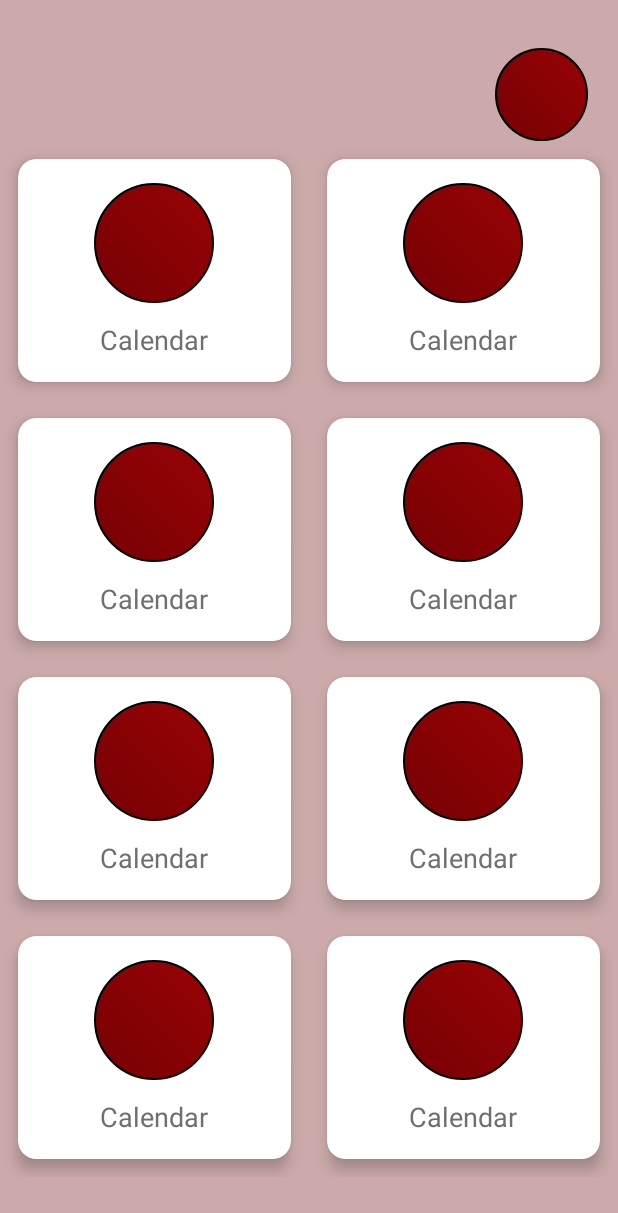
After one commit to Mobilki5sem/PolitechnikaLodzka-application, an Android app: the MainActivityBetter screen opened directly, with no data from a screen before it, on a phone screen of 412 x 824 dp. The commit adds this screen. Shown: the top 1213 px of the screen. Run offline under Robolectric (Android 15) with nearby library versions, the phone set to English and light mode, and no system bars.

Commit message:
Add new mainActivity for future improvements.

```diff
--- a/app/build.gradle
+++ b/app/build.gradle
@@ -22,7 +22,8 @@ android {
 
 dependencies {
     implementation fileTree(dir: 'libs', include: ['*.jar'])
-    implementation 'androidx.appcompat:appcompat:1.0.2'
+    implementation 'androidx.appcompat:appcompat:1.1.0'
+    implementation 'androidx.cardview:cardview:1.0.0'
     implementation 'androidx.constraintlayout:constraintlayout:1.1.3'
     testImplementation 'junit:junit:4.12'
     androidTestImplementation 'androidx.test:runner:1.1.1'
--- /dev/null
+++ b/app/src/main/java/com/team/szkielet/MainActivityBetter.java
@@ -0,0 +1,14 @@
+package com.team.szkielet;
+
+import androidx.appcompat.app.AppCompatActivity;
+
+import android.os.Bundle;
+
+public class MainActivityBetter extends AppCompatActivity {
+
+    @Override
+    protected void onCreate(Bundle savedInstanceState) {
+        super.onCreate(savedInstanceState);
+        setContentView(R.layout.activity_main_better);
+    }
+}
--- /dev/null
+++ b/app/src/main/res/layout/activity_main_better.xml
@@ -0,0 +1,282 @@
+<?xml version="1.0" encoding="utf-8"?>
+<ScrollView xmlns:android="http://schemas.android.com/apk/res/android"
+    xmlns:app="http://schemas.android.com/apk/res-auto"
+    xmlns:tools="http://schemas.android.com/tools"
+    android:layout_width="match_parent"
+    android:layout_height="match_parent"
+    tools:context=".MainActivityBetter"
+    android:background="@color/colorTest">
+
+    <LinearLayout
+        android:layout_width="match_parent"
+        android:layout_height="match_parent"
+        android:orientation="vertical">
+
+        <RelativeLayout
+            android:layout_width="match_parent"
+            android:layout_height="wrap_content"
+            android:layout_marginRight="20dp"
+            android:layout_marginLeft="20dp"
+            android:layout_marginTop="32dp">
+
+            <ImageView
+                android:layout_width="62dp"
+                android:layout_height="62dp"
+                android:layout_alignParentRight="true"
+                android:src="@drawable/my_button"></ImageView>
+
+        </RelativeLayout>
+
+        <GridLayout
+            android:layout_width="match_parent"
+            android:layout_height="wrap_content"
+            android:columnOrderPreserved="false"
+            android:alignmentMode="alignMargins"
+            android:columnCount="2"
+            android:rowCount="3">
+
+            <androidx.cardview.widget.CardView
+                android:layout_width="wrap_content"
+                android:layout_height="wrap_content"
+                android:layout_columnWeight="1"
+                android:layout_rowWeight="1"
+                app:cardElevation="6dp"
+                app:cardCornerRadius="12dp"
+                android:layout_margin="12dp"
+                android:background="@color/cardview_light_background">
+                <LinearLayout
+                    android:orientation="vertical"
+                    android:padding="16dp"
+                    android:gravity="center"
+                    android:layout_width="match_parent"
+                    android:layout_height="match_parent">
+
+                    <ImageView
+                        android:src="@drawable/my_button"
+                        android:layout_width="80dp"
+                        android:layout_height="80dp"></ImageView>
+                    <TextView
+                        android:layout_marginTop="12dp"
+                        android:textColor="#6F6F6F"
+                        android:textSize="18sp"
+                        android:text="Calendar"
+                        android:layout_width="wrap_content"
+                        android:layout_height="wrap_content"></TextView>
+                </LinearLayout>
+            </androidx.cardview.widget.CardView>
+
+            <androidx.cardview.widget.CardView
+                android:layout_width="wrap_content"
+                android:layout_height="wrap_content"
+                android:layout_columnWeight="1"
+                android:layout_rowWeight="1"
+                app:cardElevation="6dp"
+                app:cardCornerRadius="12dp"
+                android:layout_margin="12dp"
+                android:background="@color/cardview_light_background">
+                <LinearLayout
+                    android:orientation="vertical"
+                    android:padding="16dp"
+                    android:gravity="center"
+                    android:layout_width="match_parent"
+                    android:layout_height="match_parent">
+
+                    <ImageView
+                        android:src="@drawable/my_button"
+                        android:layout_width="80dp"
+                        android:layout_height="80dp"></ImageView>
+                    <TextView
+                        android:layout_marginTop="12dp"
+                        android:textColor="#6F6F6F"
+                        android:textSize="18sp"
+                        android:text="Calendar"
+                        android:layout_width="wrap_content"
+                        android:layout_height="wrap_content"></TextView>
+                </LinearLayout>
+            </androidx.cardview.widget.CardView>
+
+            <androidx.cardview.widget.CardView
+                android:layout_width="wrap_content"
+                android:layout_height="wrap_content"
+                android:layout_columnWeight="1"
+                android:layout_rowWeight="1"
+                app:cardElevation="6dp"
+                app:cardCornerRadius="12dp"
+                android:layout_margin="12dp"
+                android:background="@color/cardview_light_background">
+                <LinearLayout
+                    android:orientation="vertical"
+                    android:padding="16dp"
+                    android:gravity="center"
+                    android:layout_width="match_parent"
+                    android:layout_height="match_parent">
+
+                    <ImageView
+                        android:src="@drawable/my_button"
+                        android:layout_width="80dp"
+                        android:layout_height="80dp"></ImageView>
+                    <TextView
+                        android:layout_marginTop="12dp"
+                        android:textColor="#6F6F6F"
+                        android:textSize="18sp"
+                        android:text="Calendar"
+                        android:layout_width="wrap_content"
+                        android:layout_height="wrap_content"></TextView>
+                </LinearLayout>
+            </androidx.cardview.widget.CardView>
+
+            <androidx.cardview.widget.CardView
+                android:layout_width="wrap_content"
+                android:layout_height="wrap_content"
+                android:layout_columnWeight="1"
+                android:layout_rowWeight="1"
+                app:cardElevation="6dp"
+                app:cardCornerRadius="12dp"
+                android:layout_margin="12dp"
+                android:background="@color/cardview_light_background">
+                <LinearLayout
+                    android:orientation="vertical"
+                    android:padding="16dp"
+                    android:gravity="center"
+                    android:layout_width="match_parent"
+                    android:layout_height="match_parent">
+
+                    <ImageView
+                        android:src="@drawable/my_button"
+                        android:layout_width="80dp"
+                        android:layout_height="80dp"></ImageView>
+                    <TextView
+                        android:layout_marginTop="12dp"
+                        android:textColor="#6F6F6F"
+                        android:textSize="18sp"
+                        android:text="Calendar"
+                        android:layout_width="wrap_content"
+                        android:layout_height="wrap_content"></TextView>
+                </LinearLayout>
+            </androidx.cardview.widget.CardView>
+
+            <androidx.cardview.widget.CardView
+                android:layout_width="wrap_content"
+                android:layout_height="wrap_content"
+                android:layout_columnWeight="1"
+                android:layout_rowWeight="1"
+                app:cardElevation="6dp"
+                app:cardCornerRadius="12dp"
+                android:layout_margin="12dp"
+                android:background="@color/cardview_light_background">
+                <LinearLayout
+                    android:orientation="vertical"
+                    android:padding="16dp"
+                    android:gravity="center"
+                    android:layout_width="match_parent"
+                    android:layout_height="match_parent">
+
+                    <ImageView
+                        android:src="@drawable/my_button"
+                        android:layout_width="80dp"
+                        android:layout_height="80dp"></ImageView>
+                    <TextView
+                        android:layout_marginTop="12dp"
+                        android:textColor="#6F6F6F"
+                        android:textSize="18sp"
+                        android:text="Calendar"
+                        android:layout_width="wrap_content"
+                        android:layout_height="wrap_content"></TextView>
+                </LinearLayout>
+            </androidx.cardview.widget.CardView>
+
+            <androidx.cardview.widget.CardView
+                android:layout_width="wrap_content"
+                android:layout_height="wrap_content"
+                android:layout_columnWeight="1"
+                android:layout_rowWeight="1"
+                app:cardElevation="6dp"
+                app:cardCornerRadius="12dp"
+                android:layout_margin="12dp"
+                android:background="@color/cardview_light_background">
+                <LinearLayout
+                    android:orientation="vertical"
+                    android:padding="16dp"
+                    android:gravity="center"
+                    android:layout_width="match_parent"
+                    android:layout_height="match_parent">
+
+                    <ImageView
+                        android:src="@drawable/my_button"
+                        android:layout_width="80dp"
+                        android:layout_height="80dp"></ImageView>
+                    <TextView
+                        android:layout_marginTop="12dp"
+                        android:textColor="#6F6F6F"
+                        android:textSize="18sp"
+                        android:text="Calendar"
+                        android:layout_width="wrap_content"
+                        android:layout_height="wrap_content"></TextView>
+                </LinearLayout>
+            </androidx.cardview.widget.CardView>
+
+            <androidx.cardview.widget.CardView
+                android:layout_width="wrap_content"
+                android:layout_height="wrap_content"
+                android:layout_columnWeight="1"
+                android:layout_rowWeight="1"
+                app:cardElevation="6dp"
+                app:cardCornerRadius="12dp"
+                android:layout_margin="12dp"
+                android:background="@color/cardview_light_background">
+                <LinearLayout
+                    android:orientation="vertical"
+                    android:padding="16dp"
+                    android:gravity="center"
+                    android:layout_width="match_parent"
+                    android:layout_height="match_parent">
+
+                    <ImageView
+                        android:src="@drawable/my_button"
+                        android:layout_width="80dp"
+                        android:layout_height="80dp"></ImageView>
+                    <TextView
+                        android:layout_marginTop="12dp"
+                        android:textColor="#6F6F6F"
+                        android:textSize="18sp"
+                        android:text="Calendar"
+                        android:layout_width="wrap_content"
+                        android:layout_height="wrap_content"></TextView>
+                </LinearLayout>
+            </androidx.cardview.widget.CardView>
+
+            <androidx.cardview.widget.CardView
+                android:layout_width="wrap_content"
+                android:layout_height="wrap_content"
+                android:layout_columnWeight="1"
+                android:layout_rowWeight="1"
+                app:cardElevation="6dp"
+                app:cardCornerRadius="12dp"
+                android:layout_margin="12dp">
+                <LinearLayout
+                    android:orientation="vertical"
+                    android:padding="16dp"
+                    android:gravity="center"
+                    android:layout_width="match_parent"
+                    android:layout_height="match_parent">
+
+                    <ImageView
+                        android:src="@drawable/my_button"
+                        android:layout_width="80dp"
+                        android:layout_height="80dp"></ImageView>
+                    <TextView
+                        android:layout_marginTop="12dp"
+                        android:textColor="#6F6F6F"
+                        android:textSize="18sp"
+                        android:text="Calendar"
+                        android:layout_width="wrap_content"
+                        android:layout_height="wrap_content"></TextView>
+                </LinearLayout>
+            </androidx.cardview.widget.CardView>
+
+
+        </GridLayout>
+
+    </LinearLayout>
+
+</ScrollView>
--- a/app/src/main/res/values/styles.xml
+++ b/app/src/main/res/values/styles.xml
@@ -13,4 +13,11 @@
         <item name="android:windowCloseOnTouchOutside">false</item>
     </style>
 
+    <style name="Main" parent="Theme.AppCompat.Light.NoActionBar">
+        <!-- Customize your theme here. -->
+        <item name="colorPrimary">@color/colorPrimary</item>
+        <item name="colorPrimaryDark">@color/colorPrimaryDark</item>
+        <item name="colorAccent">@color/colorAccent</item>
+    </style>
+
 </resources>
```
Also changed, not shown: app/src/main/AndroidManifest.xml (+8 -3 lines).
